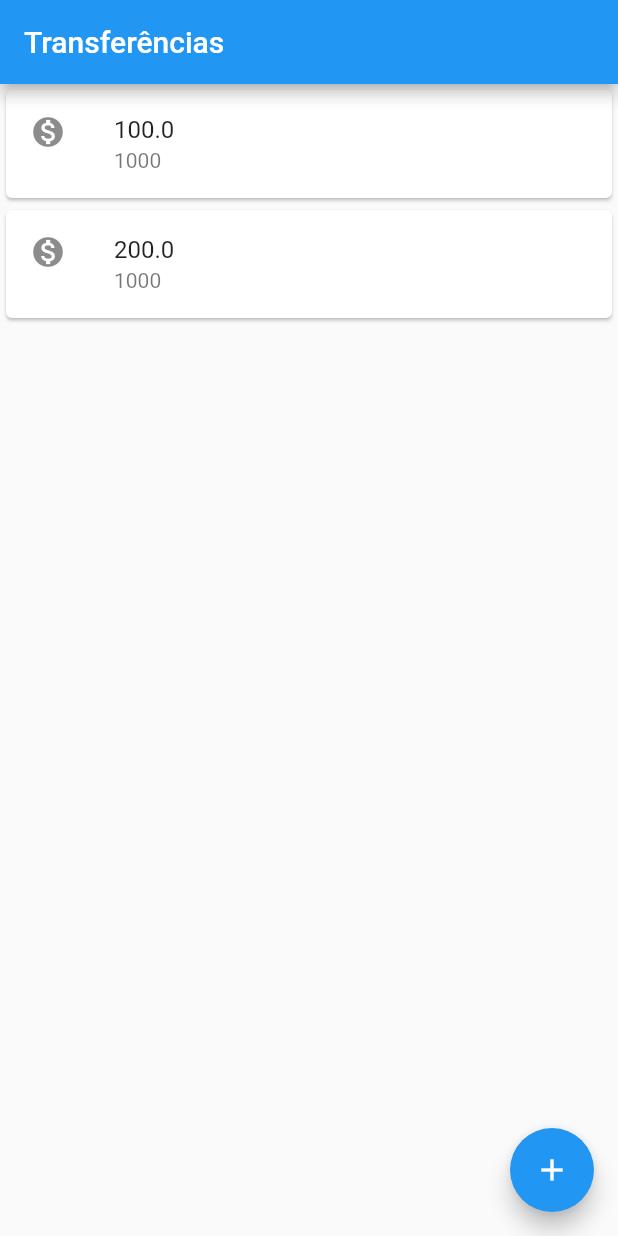
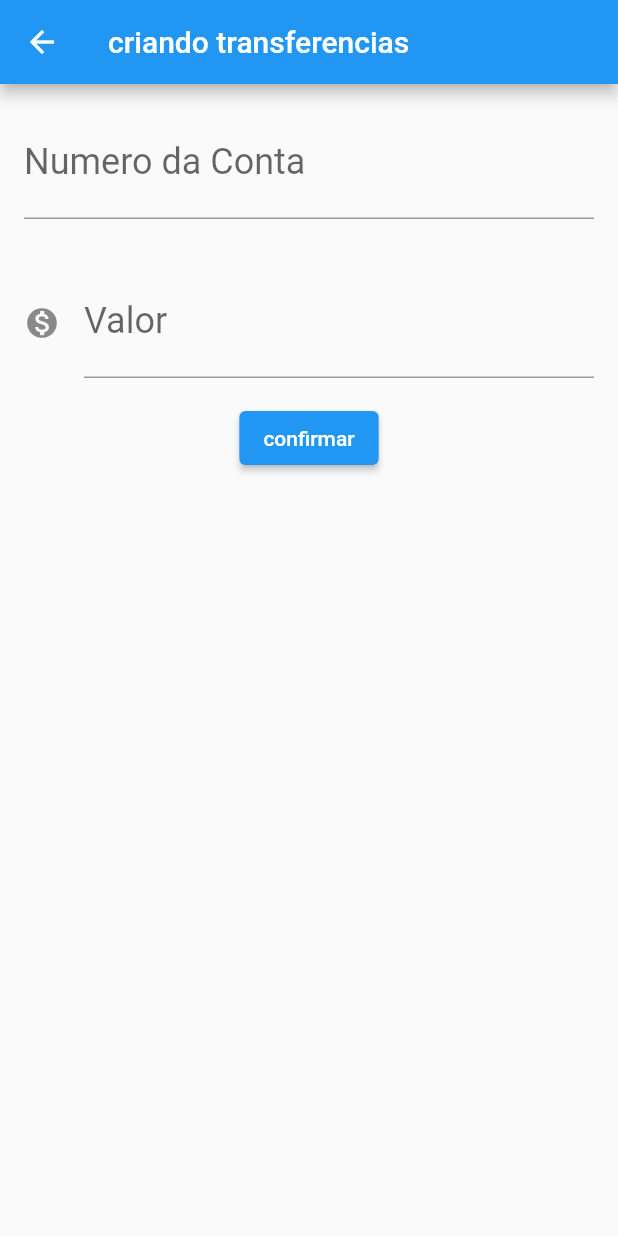
Before and after one commit to LuizRoberto18/AluraCursoFundamentos, a Flutter app: the screen it shows after launch, after a tap on the "add" icon, on a phone screen of 412 x 824 dp. Run offline on Flutter 3.47's test engine with Material 2 defaults, Android fonts, the phone set to English and light mode, and no system bars.

```diff
--- a/lib/main.dart
+++ b/lib/main.dart
@@ -1,40 +1,137 @@
 import 'package:flutter/material.dart';
 
-void main() => runApp(
-      MaterialApp(
+void main() => runApp(ByteBank());
+
+class ByteBank extends StatelessWidget {
+  @override
+  Widget build(BuildContext context) {
+    // TODO: implement build
+    return MaterialApp(
       home: Scaffold(
+        body: ListaTransferencias(),
+      ),
+    );
+  }
+}
+
+class FormularioTransferencias extends StatelessWidget {
+  final TextEditingController _controladorCampoumeroConta =
+      TextEditingController();
+  final TextEditingController _controladorCampoValor = TextEditingController();
+
+  @override
+  Widget build(BuildContext context) {
+    return Scaffold(
+      appBar: AppBar(
+        title: Text("criando transferencias"),
+      ),
+      body: Column(
+        children: [
+          Editor(_controladorCampoumeroConta, "Numero da Conta", "0000", null),
+          Editor(
+              _controladorCampoValor, "Valor", "00.0", Icons.monetization_on),
+          ElevatedButton(
+            onPressed: () => _criarTransferencia(),
+            child: Text("confirmar"),
+          ),
+        ],
+      ),
+    );
+  }
+
+  void _criarTransferencia() {
+    final int? numeroConta = int.tryParse(_controladorCampoumeroConta.text);
+    final double? valor = double.tryParse(_controladorCampoValor.text);
+    if (numeroConta != null && valor != null) {
+      Transferencia(valor, numeroConta);
+      final transferenciaCriada = Transferencia(valor, numeroConta);
+      debugPrint("$transferenciaCriada");
+    }
+  }
+}
+
+class Editor extends StatelessWidget {
+  final TextEditingController? controlador;
+  final String? rotulo;
+  final String? dica;
+  final IconData? icone;
+
+  Editor(this.controlador, this.rotulo, this.dica, this.icone);
+
+  @override
+  Widget build(BuildContext context) {
+    // TODO: implement build
+    return Padding(
+      padding: const EdgeInsets.all(16.0),
+      child: TextField(
+        controller: controlador,
+        style: TextStyle(
+          fontSize: 24.0,
+        ),
+        decoration: InputDecoration(
+          icon: icone != null ? Icon(icone) : null,
+          labelText: rotulo,
+          hintText: dica,
+        ),
+        keyboardType: TextInputType.number,
+      ),
+    );
+  }
+}
+
+class ListaTransferencias extends StatelessWidget {
+  @override
+  Widget build(BuildContext context) {
+    return Scaffold(
       appBar: AppBar(
         title: Text("Transferências"),
       ),
-          floatingActionButton:
-              FloatingActionButton(onPressed: () {}, child: Icon(Icons.add)),
-          body: _listaTransferencias(),
+      body: Column(
+        children: [
+          ItemTransferencia(Transferencia(100, 100)),
+          ItemTransferencia(Transferencia(200, 2000)),
+          ItemTransferencia(Transferencia(300, 3000)),
+          ItemTransferencia(Transferencia(400, 4000)),
+        ],
       ),
+      floatingActionButton: FloatingActionButton(
+        onPressed: () {
+          Navigator.push(context, MaterialPageRoute(builder: (context){
+            return FormularioTransferencias();
+          }));
+        },
+        child: Icon(Icons.add),
       ),
     );
+  }
+}
 
-class _listaTransferencias extends StatelessWidget{
+class ItemTransferencia extends StatelessWidget {
+  final Transferencia transferencia;
 
+  const ItemTransferencia(this.transferencia);
 
   @override
   Widget build(BuildContext context) {
-    return Column(
-      children: [
-        Card(
+    // TODO: implement build
+    return Card(
       child: ListTile(
         leading: Icon(Icons.monetization_on),
-            title: Text("100.0"),
-            subtitle: Text("1000"),
+        subtitle: Text(transferencia.valor.toString()),
+        title: Text(transferencia.numeroConta.toString()),
       ),
-        ),
-        Card(
-          child: ListTile(
-            leading: Icon(Icons.monetization_on),
-            title: Text("200.0"),
-            subtitle: Text("1000"),
-          ),
-        ),
-      ],
     );
   }
 }
+
+class Transferencia {
+  final double valor;
+  final int numeroConta;
+
+  Transferencia(this.valor, this.numeroConta);
+
+  @override
+  String toString() {
+    return 'Transferencia{valor: $valor, numeroConta: $numeroConta}';
+  }
+}
```
Lines whose indentation alone changed are shown as unchanged.
